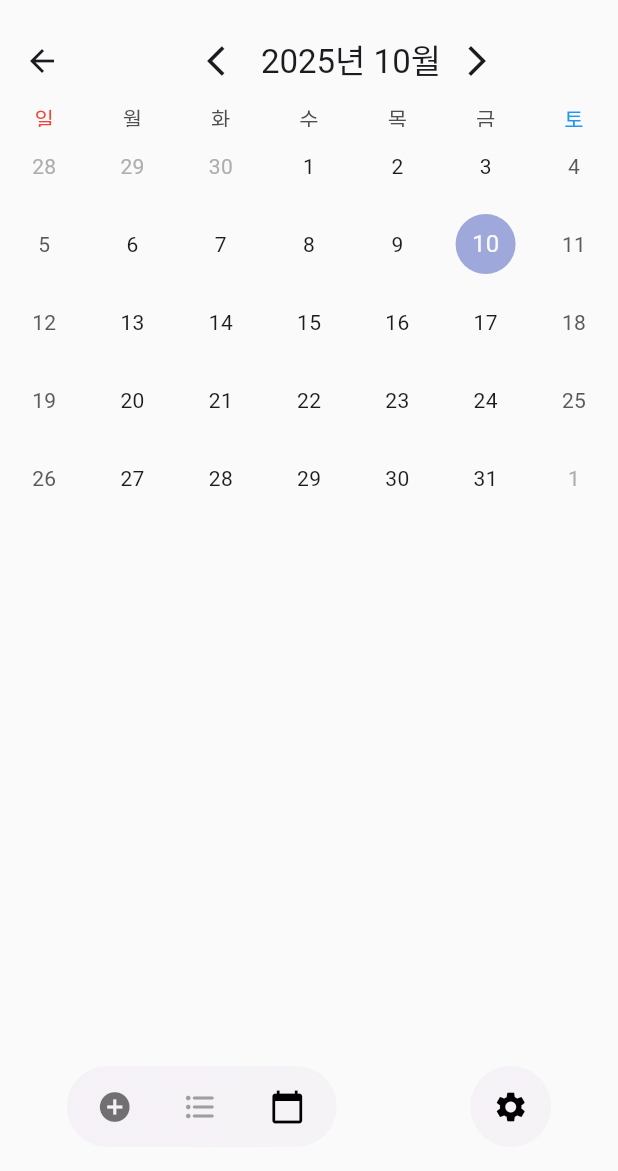
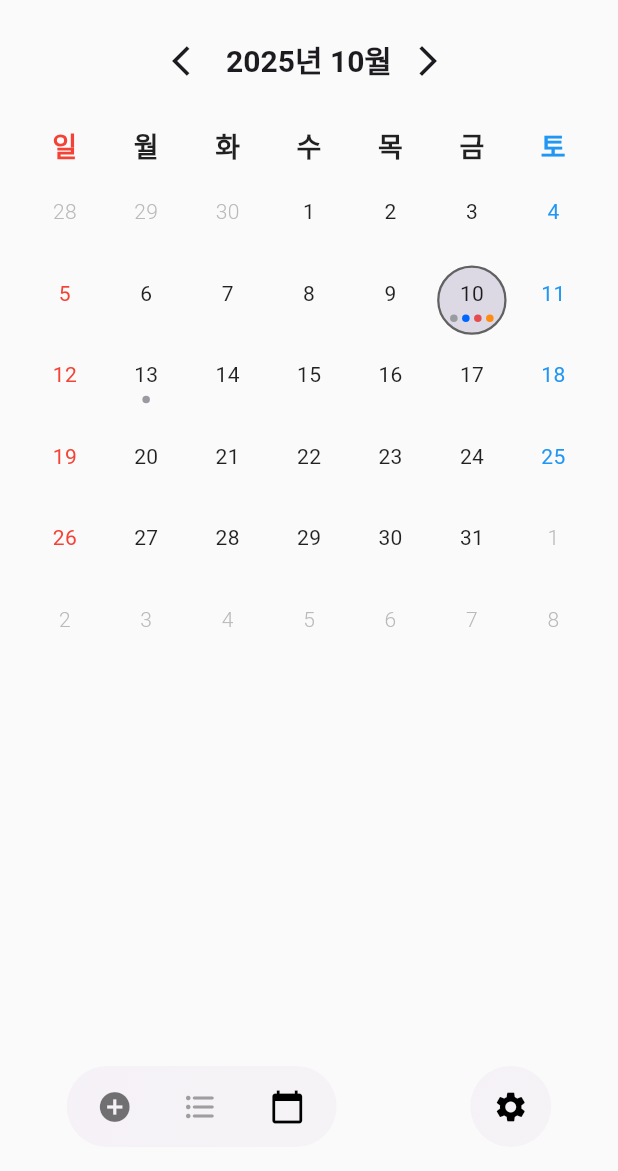
Before and after one commit to mark3lim/my_counter, a Flutter app: the screen it shows after launch, item 3 of the bottom bar chosen, after a tap on the "arrow back ios" icon, after a tap on the "arrow forward ios" icon, on a phone screen of 412 x 824 dp, the part 65-1236 px from its top. Run offline on Flutter 3.47's test engine with Material 3 defaults, Android fonts, the phone set to English and light mode, and no system bars; drawn by our look-alikes of glassmorphism, table_calendar; our stand-ins replace flutter_riverpod, shared_preferences, synchronized.

Commit message:
달력에 보이는 카테고리의 속성에 따라서 점 색상으로 표현.

```diff
--- /dev/null
+++ b/lib/data/model/event_color.dart
@@ -0,0 +1,22 @@
+import 'package:flutter/material.dart';
+
+class EventColor {
+  final Color color;
+
+  const EventColor({required this.color});
+
+  @override
+  bool operator ==(Object other) =>
+      identical(this, other) ||
+      other is EventColor &&
+          runtimeType == other.runtimeType &&
+          color == other.color;
+
+  static const EventColor defaultColor = EventColor(color: Color(0xFF999BA0));
+  static const EventColor monthColor   = EventColor(color: Color(0xFF0066FF));
+  static const EventColor weekColor    = EventColor(color: Color(0xFFE54C50));
+  static const EventColor dayColor     = EventColor(color: Color(0xFFFF8C11));
+
+  @override
+  int get hashCode => color.hashCode;
+}
--- a/lib/main/views/home/calendar_home_page.dart
+++ b/lib/main/views/home/calendar_home_page.dart
@@ -1,6 +1,6 @@
 import 'package:flutter/material.dart';
-import 'package:table_calendar/table_calendar.dart';
 import 'package:intl/intl.dart';
+import 'widgets/custom_calendar.dart';
 
 class CalendarHomePage extends StatefulWidget {
   const CalendarHomePage({super.key});
@@ -14,9 +14,16 @@ class CalendarHomePageState extends State<CalendarHomePage> {
   DateTime? _selectedDay;
 
   @override
+  void initState() {
+    super.initState();
+    _selectedDay = _focusedDay;
+  }
+
+  @override
   Widget build(BuildContext context) {
     return Scaffold(
       appBar: AppBar(
+        automaticallyImplyLeading: false,
         title: Row(
           mainAxisAlignment: MainAxisAlignment.center,
           children: [
@@ -24,10 +31,22 @@ class CalendarHomePageState extends State<CalendarHomePage> {
               icon: const Icon(Icons.arrow_back_ios),
               onPressed: () {
                 setState(() {
-                  _focusedDay = DateTime(
+                  final targetMonth = DateTime(
                     _focusedDay.year,
                     _focusedDay.month - 1,
-                    1,
+                  );
+                  final lastDayOfTargetMonth = DateTime(
+                    targetMonth.year,
+                    targetMonth.month + 1,
+                    0,
+                  ).day;
+                  final safeDay = _focusedDay.day > lastDayOfTargetMonth
+                      ? lastDayOfTargetMonth
+                      : _focusedDay.day;
+                  _focusedDay = DateTime(
+                    targetMonth.year,
+                    targetMonth.month,
+                    safeDay,
                   );
                 });
               },
@@ -36,20 +55,37 @@ class CalendarHomePageState extends State<CalendarHomePage> {
               onTap: () {
                 setState(() {
                   _focusedDay = DateTime.now();
+                  _selectedDay = DateTime.now();
                 });
               },
               child: Text(
-                DateFormat.yMMM('ko_KR').format(_focusedDay),
+                DateFormat.yMMMM('ko_KR').format(_focusedDay),
+                style: const TextStyle(
+                  fontSize: 20,
+                  fontWeight: FontWeight.bold,
+                ),
               ),
             ),
             IconButton(
               icon: const Icon(Icons.arrow_forward_ios),
               onPressed: () {
                 setState(() {
-                  _focusedDay = DateTime(
+                  final targetMonth = DateTime(
                     _focusedDay.year,
                     _focusedDay.month + 1,
-                  1,
+                  );
+                  final lastDayOfTargetMonth = DateTime(
+                    targetMonth.year,
+                    targetMonth.month + 1,
+                    0,
+                  ).day;
+                  final safeDay = _focusedDay.day > lastDayOfTargetMonth
+                      ? lastDayOfTargetMonth
+                      : _focusedDay.day;
+                  _focusedDay = DateTime(
+                    targetMonth.year,
+                    targetMonth.month,
+                    safeDay,
                   );
                 });
               },
@@ -57,45 +93,19 @@ class CalendarHomePageState extends State<CalendarHomePage> {
           ],
         ),
       ),
-      body: TableCalendar(
-        locale: 'ko_KR',
-        firstDay: DateTime.utc(2010, 10, 16),
-        lastDay: DateTime.utc(2030, 3, 14),
+      body: Padding(
+        padding: const EdgeInsets.all(16.0),
+        child: CustomCalendar(
           focusedDay: _focusedDay,
-        selectedDayPredicate: (day) {
-          return isSameDay(_selectedDay, day);
-        },
+          selectedDay: _selectedDay,
           onDaySelected: (selectedDay, focusedDay) {
             setState(() {
               _selectedDay = selectedDay;
               _focusedDay = focusedDay;
             });
           },
-        startingDayOfWeek: StartingDayOfWeek.sunday,
-        calendarBuilders: CalendarBuilders(
-          dowBuilder: (context, day) {
-            if (day.weekday == DateTime.sunday) {
-              final text = DateFormat.E('ko_KR').format(day);
-              return Center(
-                child: Text(
-                  text,
-                  style: const TextStyle(color: Colors.red),
+          startingDayOfWeek: CustomStartingDayOfWeek.sunday,
         ),
-              );
-            }
-            if (day.weekday == DateTime.saturday) {
-              final text = DateFormat.E('ko_KR').format(day);
-              return Center(
-                child: Text(
-                  text,
-                  style: const TextStyle(color: Colors.blue),
-                ),
-              );
-            }
-            return null;
-          },
-        ),
-        headerVisible: false,
       ),
     );
   }
--- /dev/null
+++ b/lib/main/views/home/widgets/custom_calendar.dart
@@ -0,0 +1,172 @@
+import 'package:counting_app/data/model/event_color.dart';
+import 'package:flutter/material.dart';
+import 'package:intl/intl.dart';
+
+// table_calendar 패키지의 StartingDayOfWeek enum을 대체하여 의존성을 제거합니다.
+enum CustomStartingDayOfWeek { monday, tuesday, wednesday, thursday, friday, saturday, sunday }
+
+// 더미 데이터
+// 더미 데이터
+Map<DateTime, List<EventColor>> get _dummyEvents {
+  final now = DateTime.now();
+  return {
+    DateTime.utc(now.year, now.month, now.day): [
+      EventColor.defaultColor,
+      EventColor.monthColor,
+      EventColor.weekColor,
+      EventColor.dayColor,
+    ],
+    DateTime.utc(now.year, now.month, now.day + 3): [
+      EventColor.defaultColor,
+    ],
+  };
+}
+
+class CustomCalendar extends StatelessWidget {
+  final DateTime focusedDay;
+  final DateTime? selectedDay;
+  final Function(DateTime, DateTime) onDaySelected;
+  final CustomStartingDayOfWeek startingDayOfWeek;
+
+  const CustomCalendar({
+    super.key,
+    required this.focusedDay,
+    this.selectedDay,
+    required this.onDaySelected,
+    this.startingDayOfWeek = CustomStartingDayOfWeek.sunday,
+  });
+
+  bool _isSameDay(DateTime a, DateTime b) {
+    return a.year == b.year && a.month == b.month && a.day == b.day;
+  }
+
+  @override
+  Widget build(BuildContext context) {
+    return Column(
+      mainAxisSize: MainAxisSize.min,
+      children: [
+        _buildDaysOfWeek(context),
+        const SizedBox(height: 8.0),
+        _buildCalendarGrid(context),
+      ],
+    );
+  }
+
+  Widget _buildDaysOfWeek(BuildContext context) {
+    final locale = Localizations.localeOf(context).toLanguageTag();
+    final weekDays = DateFormat.E(locale).dateSymbols.SHORTWEEKDAYS;
+    List<Widget> headers = [];
+    for (int i = 0; i < 7; i++) {
+      headers.add(
+        Expanded(
+          child: Center(
+            child: Text(
+              weekDays[i],
+              style: TextStyle(
+                fontWeight: FontWeight.bold,
+                color: i == 0 ? Colors.red : (i == 6 ? Colors.blue : Colors.black87),
+                fontSize: 18.0,
+              ),
+            ),
+          ),
+        ),
+      );
+    }
+    return Row(children: headers);
+  }
+
+  Widget _buildCalendarGrid(BuildContext context) {
+    final days = _getCalendarDays(focusedDay);
+    return GridView.builder(
+      shrinkWrap: true,
+      physics: const NeverScrollableScrollPhysics(),
+      gridDelegate: const SliverGridDelegateWithFixedCrossAxisCount(
+        crossAxisCount: 7,
+        childAspectRatio: 1.0,
+      ),
+      itemCount: days.length,
+      itemBuilder: (context, index) {
+        final date = days[index];
+        final isSelected = selectedDay != null && _isSameDay(date, selectedDay!);
+        final isToday = _isSameDay(date, DateTime.now());
+        final isCurrentMonth = date.month == focusedDay.month;
+        final events = _dummyEvents[DateTime.utc(date.year, date.month, date.day)] ?? [];
+
+        Color textColor;
+        if (!isCurrentMonth) {
+          textColor = Colors.grey.withValues(alpha: 0.7);
+        } else if (date.weekday == DateTime.sunday) {
+          textColor = Colors.red;
+        } else if (date.weekday == DateTime.saturday) {
+          textColor = Colors.blue;
+        } else {
+          textColor = Colors.black87;
+        }
+
+        return GestureDetector(
+          onTap: () => onDaySelected(date, date),
+          child: Container(
+            alignment: Alignment.center,
+            margin: const EdgeInsets.all(4.0),
+            decoration: BoxDecoration(
+              color: isToday ? Theme.of(context).primaryColor.withValues(alpha: 0.2) : Colors.transparent,
+              shape: BoxShape.circle,
+              border: isSelected ? Border.all(color: Colors.grey.shade700, width: 1.5) : null,
+            ),
+            child: Column(
+              mainAxisAlignment: MainAxisAlignment.center,
+              children: [
+                Text(
+                  '${date.day}',
+                  style: TextStyle(
+                    color: textColor,
+                    fontWeight: isCurrentMonth ? FontWeight.normal : FontWeight.w300,
+                  ),
+                ),
+                const SizedBox(height: 4.0),
+                _buildEventDots(events),
+              ],
+            ),
+          ),
+        );
+      },
+    );
+  }
+
+  Widget _buildEventDots(List<EventColor> events) {
+    if (events.isEmpty) {
+      return const SizedBox(height: 5);
+    }
+    return Row(
+      mainAxisAlignment: MainAxisAlignment.center,
+      children: List.generate(events.length.clamp(0, 4), (index) {
+        return Container(
+          margin: const EdgeInsets.symmetric(horizontal: 1.5),
+          width: 5,
+          height: 5,
+          decoration: BoxDecoration(
+            color: events[index].color,
+            shape: BoxShape.circle,
+          ),
+        );
+      }),
+    );
+  }
+
+  List<DateTime> _getCalendarDays(DateTime month) {
+    final firstDayOfMonth = DateTime(month.year, month.month, 1);
+
+    // In Dart, DateTime.sunday is 7. We want it to be the start of the week.
+    // The weekday of the first day of the month (0=Sun, 1=Mon, ..., 6=Sat)
+    int firstDayWeekday = (firstDayOfMonth.weekday % 7);
+
+    // The first day to show on the calendar grid.
+    final DateTime firstDayOfCalendar = firstDayOfMonth.subtract(Duration(days: firstDayWeekday));
+
+    final List<DateTime> days = [];
+    for (int i = 0; i < 42; i++) {
+      days.add(firstDayOfCalendar.add(Duration(days: i)));
+    }
+    return days;
+  }
+}
--- a/lib/main/views/settings/settings_view.dart
+++ b/lib/main/views/settings/settings_view.dart
@@ -45,10 +45,12 @@ class _SettingsViewState extends ConsumerState<SettingsView> {
     return PopScope(
       canPop: false,
       onPopInvokedWithResult: (bool didPop, _) {
+        if (!mounted) return;
         if (!didPop) {
           Navigator.of(context).pop();
         } else {
-          Navigator.of(context).pushNamedAndRemoveUntil(
+          Navigator.pushNamedAndRemoveUntil(
+            context,
             HomeView.routeName,
             (route) => false,
           );
```
Lines whose indentation alone changed are shown as unchanged.
